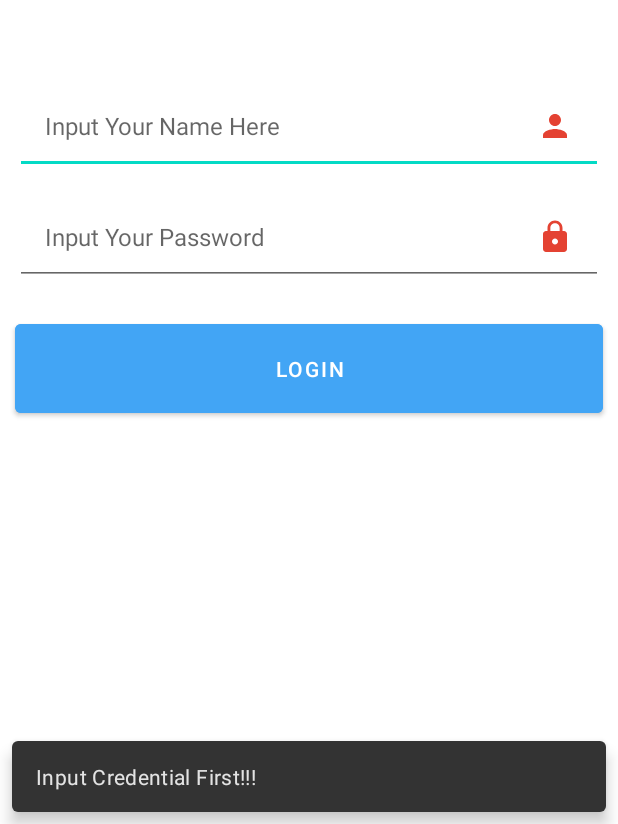
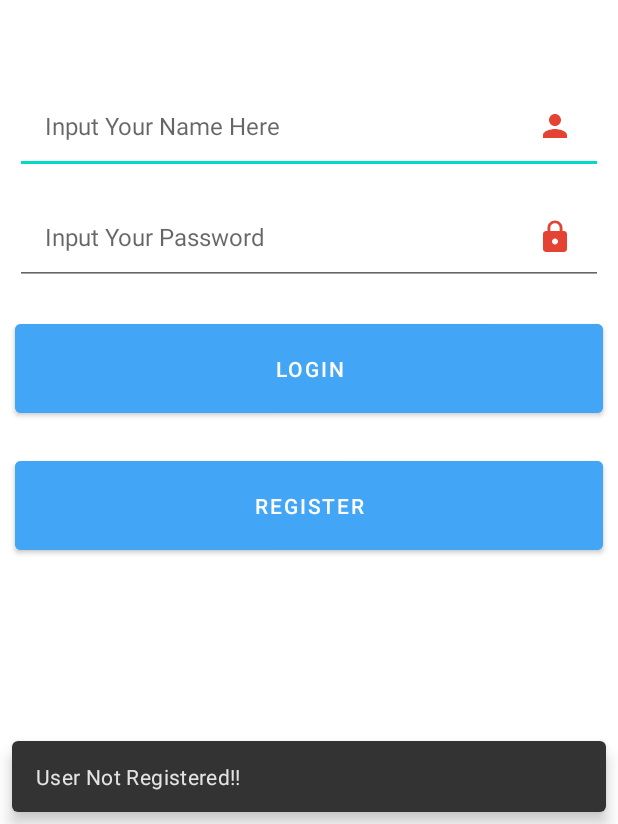
Before and after one commit to JohanesPeterV/team_planner, an Android app: the screen it shows after launch (LoginActivity), after a tap on "LOGIN", on a phone screen of 412 x 824 dp, the part 412-1236 px from its top. Run offline under Robolectric (Android 15) with nearby library versions, the phone set to English and light mode, and no system bars.

Commit message:
add register activity and some changes to login activity

```diff
--- a/app/src/main/java/com/example/projectmoprog/LoginActivity.java
+++ b/app/src/main/java/com/example/projectmoprog/LoginActivity.java
@@ -16,7 +16,7 @@ public class LoginActivity extends AppCompatActivity {
     private EditText etUsername;
     private EditText etPassword;
     private Button btnLogin;
-
+    private Button btnRegister;
     @Override
     protected void onCreate(Bundle savedInstanceState) {
         super.onCreate(savedInstanceState);
@@ -33,22 +33,40 @@ public class LoginActivity extends AppCompatActivity {
             public void onClick(View v) {
                 if(validate()){
                     Intent i = new Intent(LoginActivity.this, MainActivity.class );
-                    User.setCurrUser(new User(etUsername.getText().toString(), "temporer email"));
+                   // User.setCurrUser(new User(etUsername.getText().toString(), "temporer email"));
                     startActivity(i);
                 }
                 else{
-                    Snackbar snackbar = Snackbar.make(findViewById(android.R.id.content), "Input Credential First!!!", Snackbar.LENGTH_LONG);
-                    snackbar.show();
+
+                        Snackbar snackbar = Snackbar.make(findViewById(android.R.id.content), "User Not Registered!!", Snackbar.LENGTH_LONG);
+                        snackbar.show();
+                        //Snackbar snackbar = Snackbar.make(findViewById(android.R.id.content), "Input Credential First!!!", Snackbar.LENGTH_LONG);
+                        //snackbar.show();
+
                 }
+            }
+        });
+        btnRegister = findViewById(R.id.btn_register);
+        btnRegister.setOnClickListener(new View.OnClickListener() {
+            @Override
+            public void onClick(View v) {
+                Intent i = new Intent(LoginActivity.this, RegisterActivity.class );
+                startActivity(i);
             }
         });
     }
 
+    //private boolean validate(){
+     //   if(etUsername.getText().toString().equals("")) return false;
+     //   if(etPassword.getText().toString().equals("")) return false;
+   //     else return true;
+   // }
     private boolean validate(){
-        if(etUsername.getText().toString().equals("")) return false;
-        if(etPassword.getText().toString().equals("")) return false;
-        else return true;
-    }
+        if(User.getCurrUser() == null) return false;
+      if(!etUsername.getText().toString().equals(User.getCurrUser().getName().toString())) return false;
+     if(etPassword.getText().toString().equals("")) return false;
+    else return true;
+   }
 
 
 }
--- a/app/src/main/res/layout/activity_login.xml
+++ b/app/src/main/res/layout/activity_login.xml
@@ -70,10 +70,22 @@
         android:layout_marginStart="10dp"
         android:layout_marginTop="10dp"
         android:layout_marginEnd="10dp"
-        android:layout_marginBottom="39dp"
+        android:layout_marginBottom="20dp"
         android:backgroundTint="@color/primary"
         android:padding="20dp"
         android:text="LOGIN" />
 
+    <Button
+        android:id="@+id/btn_register"
+        android:layout_width="match_parent"
+        android:layout_height="wrap_content"
+        android:layout_below="@+id/btn_login"
+        android:layout_centerHorizontal="true"
+        android:layout_marginStart="10dp"
+        android:layout_marginEnd="10dp"
+        android:layout_marginBottom="39dp"
+        android:backgroundTint="@color/primary"
+        android:padding="20dp"
+        android:text="REGISTER" />
 
 </RelativeLayout>
--- a/app/src/main/res/values/strings.xml
+++ b/app/src/main/res/values/strings.xml
@@ -24,4 +24,8 @@
     <string name="pager_menu_teams">Teams</string>
     <string name="pager_menu_schedule">Schedule</string>
     <string name="pager_menu_profile">Profile</string>
+    <string name="login_password_hintConfirm">Confirm password</string>
+    <string name="email_register_hint">Input Email</string>
+    <string name="register_name_hint">Input Username</string>
+    <string name="register_password_hint">Input Password</string>
 </resources>
```
Also changed, not shown: app/src/main/AndroidManifest.xml (+9 -10 lines), app/src/main/java/com/example/projectmoprog/RegisterActivity.java (added, +65 -0 lines), app/src/main/res/layout/activity_register.xml (added, +70 -0 lines).
